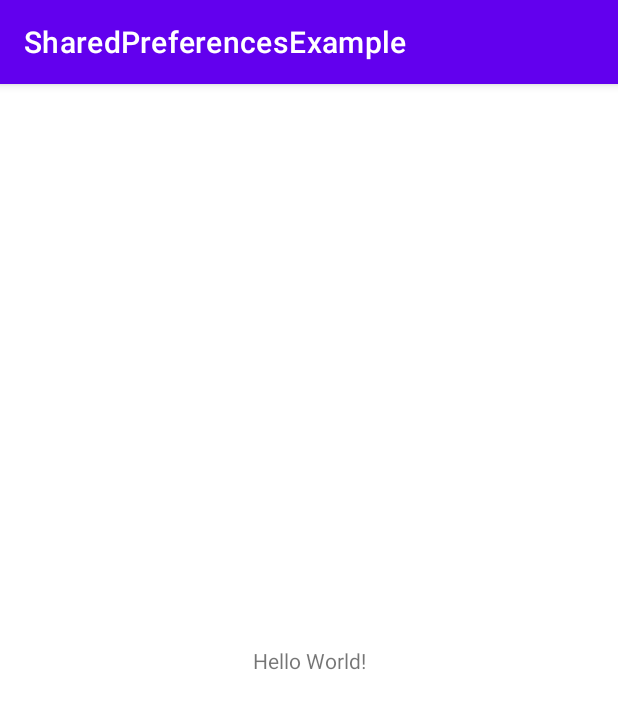
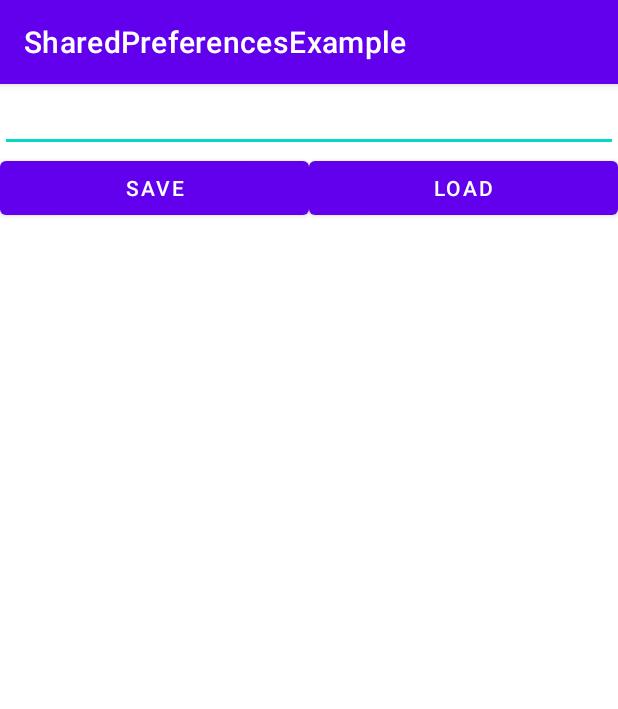
Before and after one commit to MarinaShnyakina/SharedPreferencesExample, an Android app: the screen it shows after launch (MainActivity), on a phone screen of 412 x 824 dp. Shown: the top 709 px of the screen. Run offline under Robolectric (Android 15) with nearby library versions, the phone set to English and light mode, and no system bars.

Commit message:
Working sharedPreferences

```diff
--- a/app/src/main/java/ru/synergy/sharedpreferencesexample/MainActivity.java
+++ b/app/src/main/java/ru/synergy/sharedpreferencesexample/MainActivity.java
@@ -2,13 +2,59 @@ package ru.synergy.sharedpreferencesexample;
 
 import androidx.appcompat.app.AppCompatActivity;
 
+import android.content.SharedPreferences;
 import android.os.Bundle;
+import android.view.View;
+import android.widget.Button;
+import android.widget.EditText;
+import android.widget.Toast;
 
-public class MainActivity extends AppCompatActivity {
+public class MainActivity extends AppCompatActivity implements View.OnClickListener {
+
+    EditText et;
+    Button btnSave, btnLoad;
+    SharedPreferences sharedPreferences;
+    final String SAVED_TEXT = "saved text";
 
     @Override
     protected void onCreate(Bundle savedInstanceState) {
         super.onCreate(savedInstanceState);
         setContentView(R.layout.activity_main);
+
+        et = (EditText) findViewById(R.id.etText);
+        btnSave = (Button) findViewById(R.id.btnSave);
+        btnLoad = (Button) findViewById(R.id.btnLoad);
+
+        btnSave.setOnClickListener(this);
+        btnLoad.setOnClickListener(this);
+    }
+
+    @Override
+    public void onClick(View v) {
+        switch (v.getId()) {
+            case R.id.btnSave:
+                saveText();
+                break;
+            case R.id.btnLoad:
+                loadText();
+                break;
+            default:
+                break;
+        }
+    }
+
+    private void saveText() {
+        sharedPreferences = getPreferences(MODE_PRIVATE);
+        SharedPreferences.Editor ed = sharedPreferences.edit();
+        ed.putString(SAVED_TEXT, et.getText().toString());
+        ed.commit();
+        Toast.makeText(this, "Text saved", Toast.LENGTH_SHORT).show();
+    }
+
+    private void loadText() {
+        sharedPreferences = getPreferences(MODE_PRIVATE);
+        String saveText = sharedPreferences.getString(SAVED_TEXT, "Ничего не сохранено в Shared Preferences");
+        et.setText(saveText);
+        Toast.makeText(this, "Text loaded", Toast.LENGTH_SHORT).show();
     }
 }
--- a/app/src/main/res/layout/activity_main.xml
+++ b/app/src/main/res/layout/activity_main.xml
@@ -1,18 +1,45 @@
 <?xml version="1.0" encoding="utf-8"?>
-<androidx.constraintlayout.widget.ConstraintLayout xmlns:android="http://schemas.android.com/apk/res/android"
+<LinearLayout
+    xmlns:android="http://schemas.android.com/apk/res/android"
     xmlns:app="http://schemas.android.com/apk/res-auto"
     xmlns:tools="http://schemas.android.com/tools"
     android:layout_width="match_parent"
     android:layout_height="match_parent"
+    android:orientation="vertical"
     tools:context=".MainActivity">
 
-    <TextView
-        android:layout_width="wrap_content"
+    <EditText
+        android:id="@+id/etText"
+        android:layout_width="match_parent"
+        android:layout_height="wrap_content" />
+
+    <requestFocus>
+
+    </requestFocus>
+
+    <LinearLayout
+        android:id="@+id/LinearLayout"
+        android:layout_width="match_parent"
         android:layout_height="wrap_content"
-        android:text="Hello World!"
-        app:layout_constraintBottom_toBottomOf="parent"
-        app:layout_constraintEnd_toEndOf="parent"
-        app:layout_constraintStart_toStartOf="parent"
-        app:layout_constraintTop_toTopOf="parent" />
+        android:orientation="horizontal" >
 
-</androidx.constraintlayout.widget.ConstraintLayout>
+        <Button
+            android:id="@+id/btnSave"
+            android:layout_width="wrap_content"
+            android:layout_height="wrap_content"
+            android:layout_weight="1"
+            android:text="Save" />
+
+        <Button
+            android:id="@+id/btnLoad"
+            android:layout_width="wrap_content"
+            android:layout_height="wrap_content"
+            android:layout_weight="1"
+            android:text="Load" />
+
+
+    </LinearLayout>
+
+
+
+</LinearLayout>
```
